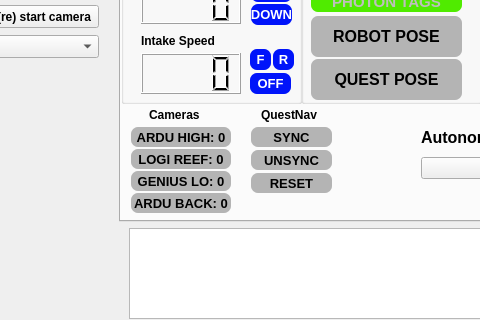
The window that gui/layout_2025.ui (aesatchien/FRC2429_2025) describes before a commit, drawn with Qt 5; both pictures show x 601 to 1081 and y 248 to 568 of the 1482 by 724 pixel window.
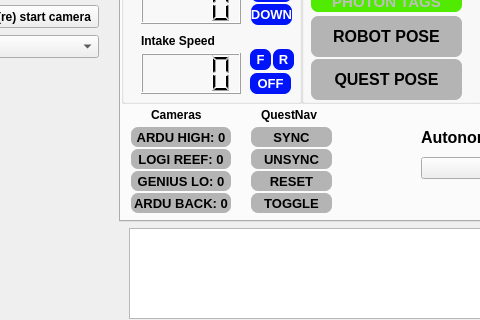
The same window after the commit. Icons and pictures are not drawn. Custom widgets are drawn as their Qt base class.

Commit message: attempted quest status indicators and toggle on gui

The edit to the form file:
```diff
--- a/gui/layout_2025.ui
+++ b/gui/layout_2025.ui
@@ -1547,7 +1547,7 @@
      <widget class="QLabel" name="label_13">
       <property name="geometry">
        <rect>
-        <x>28</x>
+        <x>30</x>
         <y>310</y>
         <width>61</width>
         <height>16</height>
@@ -1849,7 +1849,7 @@
       <property name="geometry">
        <rect>
         <x>130</x>
-        <y>353</y>
+        <y>352</y>
         <width>81</width>
         <height>20</height>
        </rect>
@@ -1883,7 +1883,7 @@
       <property name="geometry">
        <rect>
         <x>130</x>
-        <y>376</y>
+        <y>374</y>
         <width>81</width>
         <height>20</height>
        </rect>
@@ -1910,6 +1910,40 @@
        <set>Qt::AlignCenter</set>
       </property>
      </widget>
+     <widget class="QLabel2" name="qlabel_questnav_toggle_indicator">
+      <property name="enabled">
+       <bool>true</bool>
+      </property>
+      <property name="geometry">
+       <rect>
+        <x>130</x>
+        <y>396</y>
+        <width>81</width>
+        <height>20</height>
+       </rect>
+      </property>
+      <property name="font">
+       <font>
+        <family>MS Shell Dlg 2</family>
+        <pointsize>10</pointsize>
+        <bold>true</bold>
+       </font>
+      </property>
+      <property name="styleSheet">
+       <string notr="true">border: 7px;
+border-radius: 7px;
+background-color:rgb(180,180,180);</string>
+      </property>
+      <property name="text">
+       <string>TOGGLE</string>
+      </property>
+      <property name="textFormat">
+       <enum>Qt::AutoText</enum>
+      </property>
+      <property name="alignment">
+       <set>Qt::AlignCenter</set>
+      </property>
+     </widget>
     </widget>
     <widget class="QWidget" name="tab_2">
      <attribute name="title">
```
The commit also changes 2 other files.
